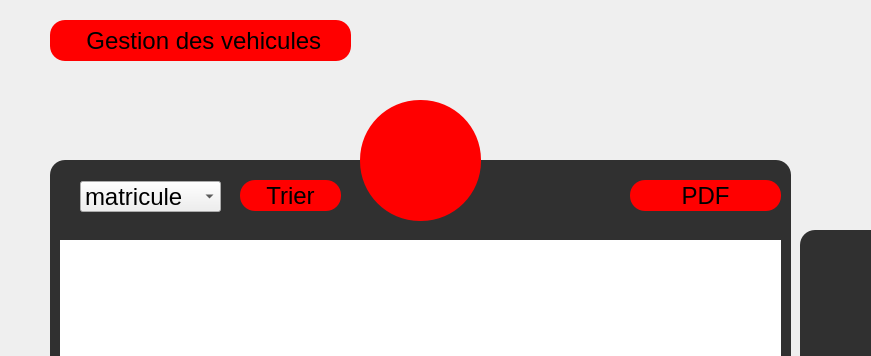
Before: the Qt Designer form vehiculemission.ui in nefissaKhiari/Smart_Plolice_Station, drawn with Qt 5; both pictures show x 0 to 871 and y 0 to 356 of the 1250 by 750 pixel window.
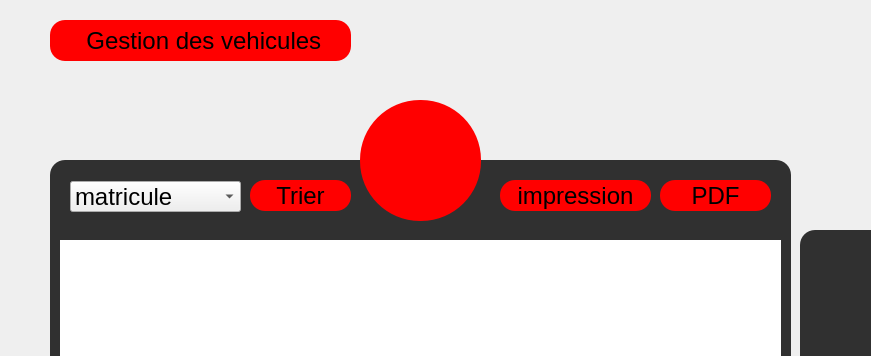
After: the same form once the commit is applied. The open tabs and pages were chosen to show the change. Icons and pictures are not drawn.

The edit to the form file:
```diff
--- a/vehiculemission.ui
+++ b/vehiculemission.ui
@@ -287,9 +287,9 @@
       <widget class="QPushButton" name="B_Statistics">
        <property name="geometry">
         <rect>
-         <x>580</x>
+         <x>610</x>
          <y>20</y>
-         <width>151</width>
+         <width>111</width>
          <height>31</height>
         </rect>
        </property>
@@ -310,7 +310,7 @@
       <widget class="QPushButton" name="B_Trier">
        <property name="geometry">
         <rect>
-         <x>190</x>
+         <x>200</x>
          <y>20</y>
          <width>101</width>
          <height>31</height>
@@ -353,9 +353,9 @@
       <widget class="QComboBox" name="comboBox_2">
        <property name="geometry">
         <rect>
-         <x>30</x>
+         <x>20</x>
          <y>21</y>
-         <width>141</width>
+         <width>171</width>
          <height>31</height>
         </rect>
        </property>
@@ -390,6 +390,29 @@
         </property>
        </item>
       </widget>
+      <widget class="QPushButton" name="B_Statistics_2">
+       <property name="geometry">
+        <rect>
+         <x>450</x>
+         <y>20</y>
+         <width>151</width>
+         <height>31</height>
+        </rect>
+       </property>
+       <property name="text">
+        <string>impression</string>
+       </property>
+       <property name="icon">
+        <iconset>
+         <normaloff>:/Recources/Images/trend.png</normaloff>:/Recources/Images/trend.png</iconset>
+       </property>
+       <property name="iconSize">
+        <size>
+         <width>23</width>
+         <height>23</height>
+        </size>
+       </property>
+      </widget>
      </widget>
      <widget class="QFrame" name="frame_2">
       <property name="geometry">
```
Left out of the diff: 4 changed lines with no effect on the pictures.
